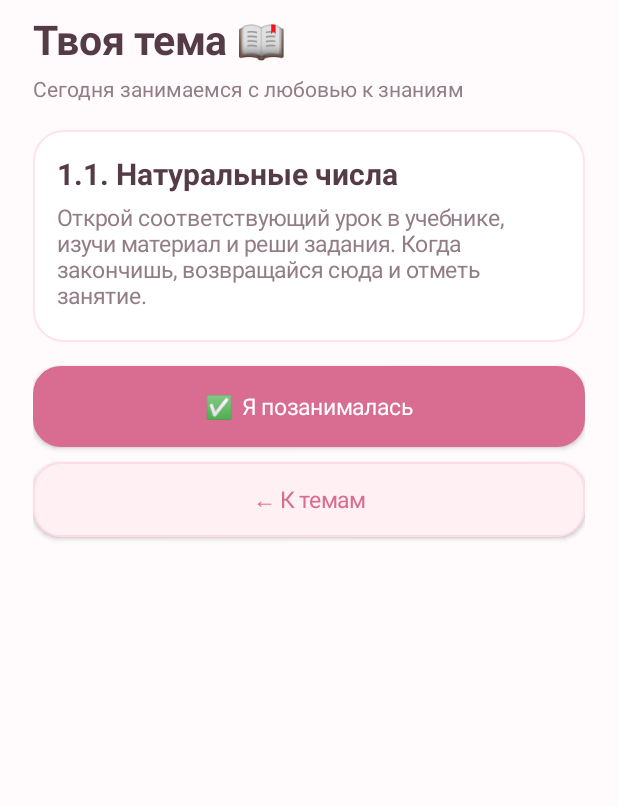
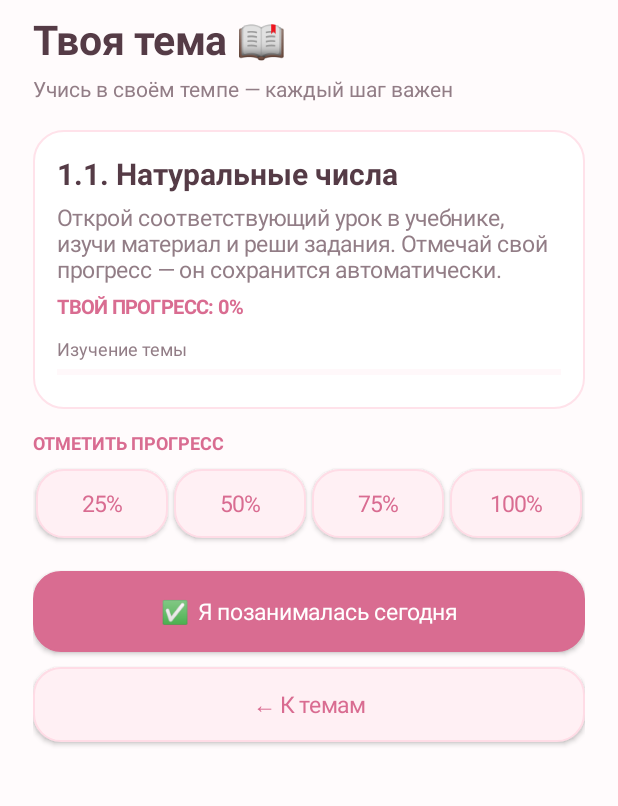
Before and after one commit to badalovnazim22-glitch/study-with-love, an Android app: the screen it shows after launch (MainActivity), after a tap on an icon or button, on a phone screen of 412 x 824 dp, the part 55-861 px from its top. Run offline under Robolectric (Android 15) with nearby library versions, the phone set to English and light mode, and no system bars; 2 other taps on this screen came first.

Commit message:
Update MainActivity.java

```diff
--- a/app/src/main/java/com/studywithlove/app/MainActivity.java
+++ b/app/src/main/java/com/studywithlove/app/MainActivity.java
@@ -20,6 +20,7 @@ import android.widget.CheckBox;
 import android.widget.TimePicker;
 import android.widget.LinearLayout;
 import android.widget.ScrollView;
+import android.widget.ProgressBar;
 import android.widget.TextView;
 import android.widget.Toast;
 import java.util.ArrayList;
@@ -130,7 +131,11 @@ public class MainActivity extends Activity {
     private void base(String title, String subtitle) {
         ScrollView scroll = new ScrollView(this); scroll.setFillViewport(true);
         root = new LinearLayout(this); root.setOrientation(LinearLayout.VERTICAL); root.setPadding(dp(22), dp(20), dp(22), dp(28)); root.setBackgroundColor(BG);
-        scroll.addView(root); setContentView(scroll);
+        scroll.addView(root);
+        scroll.setAlpha(0f);
+        scroll.setTranslationY(dp(10));
+        setContentView(scroll);
+        scroll.animate().alpha(1f).translationY(0f).setDuration(220).start();
         TextView brand = text("STUDY WITH LOVE  🌷", 12, PINK, true); brand.setLetterSpacing(0.10f); root.addView(brand, lp(-1, -2, 0, 0, 0, 8));
         TextView h = text(title, 27, DARK, true); root.addView(h, lp(-1, -2, 0, 0, 0, 5));
         TextView s = text(subtitle, 14, MUTED, false); root.addView(s, lp(-1, -2, 0, 0, 0, 18));
@@ -147,8 +152,8 @@ public class MainActivity extends Activity {
         addText(progress, "Занимайся каждый день и собирай свою серию!", 13, MUTED, false);
         root.addView(progress, lp(-1, -2, 0, 0, 0, 18));
         action("📐  Математика", "Выбрать раздел и тему", this::showChapters);
-        action("📚  Повторить темы", "Вернуться к списку уроков", this::showChapters);
-        action("✅  Я позанималась", "Отметить выбранную тему", this::markDone);
+        action("📊  Мой прогресс", "Посмотреть прогресс по разделам и темам", this::showProgress);
+        action("✅  Я позанималась", "Засчитать сегодняшнее занятие", this::markStudyOnly);
         action("💌  Послание", "Немного поддержки на сегодня", () -> { String m = messages[new Random().nextInt(messages.length)]; base("Послание для тебя 💌", "Маленькое напоминание:"); addText(root, m, 22, PINK, true); backHome(); });
         action("🔔  Настроить напоминания", "Выбрать дни недели и удобное время", this::showReminderSettings);
         LinearLayout note = card(); addText(note, "⏰  НАПОМИНАНИЯ", 13, PINK, true); addText(note, reminderSummary(), 14, DARK, false); root.addView(note, lp(-1, -2, 0, 8, 0, 0));
@@ -162,34 +167,139 @@ public class MainActivity extends Activity {
     private void showTopics(String chapter) {
         base(chapter, "Выбери тему, которую хочешь изучить:");
         for (String topic : chapters.get(chapter)) {
-            boolean done = prefs.getBoolean("done_" + topic, false);
-            action((done ? "✓  " : "♡  ") + topic, done ? "Уже выполнено — можно повторить" : "Нажми, чтобы открыть урок", () -> { selectedTopic = topic; showTopic(topic); });
+            int percent = topicProgress(topic);
+            action((percent == 100 ? "✓  " : "♡  ") + topic, "Изучено на " + percent + "% · Нажми, чтобы открыть тему", () -> { selectedTopic = topic; showTopic(topic); });
         }
         Button back = button("← К разделам", false); back.setOnClickListener(v -> showChapters()); root.addView(back, lp(-1, 52, 0, 12, 0, 0));
     }
     private void showTopic(String topic) {
-        base("Твоя тема 📖", "Сегодня занимаемся с любовью к знаниям");
-        LinearLayout box = card(); addText(box, topic, 20, DARK, true); addText(box, "Открой соответствующий урок в учебнике, изучи материал и реши задания. Когда закончишь, возвращайся сюда и отметь занятие.", 15, MUTED, false); root.addView(box, lp(-1, -2, 0, 0, 0, 16));
-        Button done = button("✅  Я позанималась", true); done.setOnClickListener(v -> markDone()); root.addView(done, lp(-1, 54, 0, 0, 0, 10));
-        Button back = button("← К темам", false); back.setOnClickListener(v -> showTopics(selectedChapter)); root.addView(back, lp(-1, 50, 0, 0, 0, 0));
+        base("Твоя тема 📖", "Учись в своём темпе — каждый шаг важен");
+        int percent = topicProgress(topic);
+        LinearLayout box = card();
+        addText(box, topic, 20, DARK, true);
+        addText(box, "Открой соответствующий урок в учебнике, изучи материал и реши задания. Отмечай свой прогресс — он сохранится автоматически.", 15, MUTED, false);
+        addText(box, "ТВОЙ ПРОГРЕСС: " + percent + "%", 13, PINK, true);
+        addProgressLine(box, "Изучение темы", percent);
+        root.addView(box, lp(-1, -2, 0, 0, 0, 14));
+
+        addText(root, "ОТМЕТИТЬ ПРОГРЕСС", 12, PINK, true);
+        LinearLayout levels = new LinearLayout(this);
+        levels.setOrientation(LinearLayout.HORIZONTAL);
+        int[] values = {25, 50, 75, 100};
+        for (int value : values) {
+            Button b = button(value + "%", percent >= value);
+            LinearLayout.LayoutParams params = new LinearLayout.LayoutParams(0, dp(46), 1f);
+            params.setMargins(dp(2), dp(4), dp(2), dp(10));
+            levels.addView(b, params);
+            b.setOnClickListener(v -> {
+                saveTopicProgress(topic, value);
+                showTopic(topic);
+                Toast.makeText(this, value == 100 ? "Тема изучена! Умничка! ❤️" : "Прогресс сохранён: " + value + "%", Toast.LENGTH_SHORT).show();
+            });
+        }
+        root.addView(levels, lp(-1, -2, 0, 0, 0, 8));
+
+        Button done = button("✅  Я позанималась сегодня", true);
+        done.setOnClickListener(v -> markDone());
+        root.addView(done, lp(-1, 54, 0, 4, 0, 10));
+        Button back = button("← К темам", false);
+        back.setOnClickListener(v -> showTopics(selectedChapter));
+        root.addView(back, lp(-1, 50, 0, 0, 0, 0));
     }
-    private void markDone() {
-        SharedPreferences.Editor edit = prefs.edit();
-        if (selectedTopic != null && !prefs.getBoolean("done_" + selectedTopic, false)) {
-            edit.putBoolean("done_" + selectedTopic, true).putInt("done_count", prefs.getInt("done_count", 0) + 1);
-        }
+
+    private int topicProgress(String topic) {
+        if (prefs.getBoolean("done_" + topic, false)) return 100;
+        return Math.max(0, Math.min(100, prefs.getInt("progress_" + topic, 0)));
+    }
+
+    private void saveTopicProgress(String topic, int value) {
+        int old = topicProgress(topic);
+        int next = Math.max(0, Math.min(100, value));
+        SharedPreferences.Editor e = prefs.edit().putInt("progress_" + topic, next).putBoolean("done_" + topic, next == 100);
+        if (old < 100 && next == 100) e.putInt("done_count", prefs.getInt("done_count", 0) + 1);
+        if (old == 100 && next < 100) e.putInt("done_count", Math.max(0, prefs.getInt("done_count", 0) - 1));
+        e.apply();
+    }
+
+    private void recordStudyDay() {
         String today = todayKey();
         String last = prefs.getString("last_study_date", "");
         if (!today.equals(last)) {
             int streak = prefs.getInt("current_streak", 0);
             if (isYesterday(last)) streak++; else streak = 1;
-            edit.putInt("current_streak", streak)
+            prefs.edit().putInt("current_streak", streak)
                     .putInt("longest_streak", Math.max(streak, prefs.getInt("longest_streak", 0)))
-                    .putString("last_study_date", today);
+                    .putString("last_study_date", today).apply();
         }
-        edit.apply();
-        Toast.makeText(this, "Умничка! ❤️ День засчитан в твою серию!", Toast.LENGTH_LONG).show();
+    }
+
+    private void markStudyOnly() {
+        recordStudyDay();
+        Toast.makeText(this, "Умничка! ❤️ Сегодняшнее занятие засчитано!", Toast.LENGTH_LONG).show();
         showHome();
+    }
+
+    private void markDone() {
+        if (selectedTopic != null) saveTopicProgress(selectedTopic, 100);
+        recordStudyDay();
+        Toast.makeText(this, "Умничка! ❤️ Прогресс сохранён. Можешь продолжать заниматься!", Toast.LENGTH_LONG).show();
+        if (selectedTopic != null) showTopic(selectedTopic); else showHome();
+    }
+
+    private void showProgress() {
+        base("Мой прогресс 📊", "Здесь видно, сколько уже изучено по каждой теме");
+        int totalTopics = 0, completedTopics = 0;
+        for (String chapter : chapters.keySet()) {
+            for (String topic : chapters.get(chapter)) {
+                totalTopics++;
+                if (topicProgress(topic) == 100) completedTopics++;
+            }
+        }
+        int overall = totalTopics == 0 ? 0 : completedTopics * 100 / totalTopics;
+        LinearLayout summary = card();
+        addText(summary, "🌸  ОБЩИЙ РЕЗУЛЬТАТ", 12, PINK, true);
+        addText(summary, overall + "% изучено", 27, DARK, true);
+        addText(summary, completedTopics + " из " + totalTopics + " тем завершено", 14, MUTED, false);
+        addProgressLine(summary, "Весь учебный план", overall);
+        root.addView(summary, lp(-1, -2, 0, 0, 0, 16));
+
+        for (String chapter : chapters.keySet()) {
+            List<String> topics = chapters.get(chapter);
+            int sum = 0;
+            for (String topic : topics) sum += topicProgress(topic);
+            int chapterPercent = topics.isEmpty() ? 0 : sum / topics.size();
+            LinearLayout section = card();
+            addText(section, chapter, 17, DARK, true);
+            addText(section, chapterPercent + "% · " + countCompleted(topics) + " из " + topics.size() + " тем полностью изучено", 13, MUTED, false);
+            addProgressLine(section, "Прогресс раздела", chapterPercent);
+            for (String topic : topics) {
+                int value = topicProgress(topic);
+                addProgressLine(section, topic + " — " + value + "%", value);
+            }
+            root.addView(section, lp(-1, -2, 0, 0, 0, 12));
+        }
+        Button back = button("← На главную", true);
+        back.setOnClickListener(v -> showHome());
+        root.addView(back, lp(-1, 52, 0, 4, 0, 0));
+    }
+
+    private int countCompleted(List<String> topics) {
+        int count = 0;
+        for (String topic : topics) if (topicProgress(topic) == 100) count++;
+        return count;
+    }
+
+    private void addProgressLine(LinearLayout parent, String label, int percent) {
+        TextView caption = text(label, 12, MUTED, false);
+        parent.addView(caption, lp(-1, -2, 0, 5, 0, 3));
+        ProgressBar bar = new ProgressBar(this, null, android.R.attr.progressBarStyleHorizontal);
+        bar.setMax(100);
+        bar.setProgress(Math.max(0, Math.min(100, percent)));
+        if (Build.VERSION.SDK_INT >= 21) {
+            bar.setProgressTintList(android.content.res.ColorStateList.valueOf(PINK));
+            bar.setProgressBackgroundTintList(android.content.res.ColorStateList.valueOf(0xFFFFE2EA));
+        }
+        parent.addView(bar, lp(-1, 8, 0, 0, 0, 5));
     }
 
     private boolean isYesterday(String date) {
```
